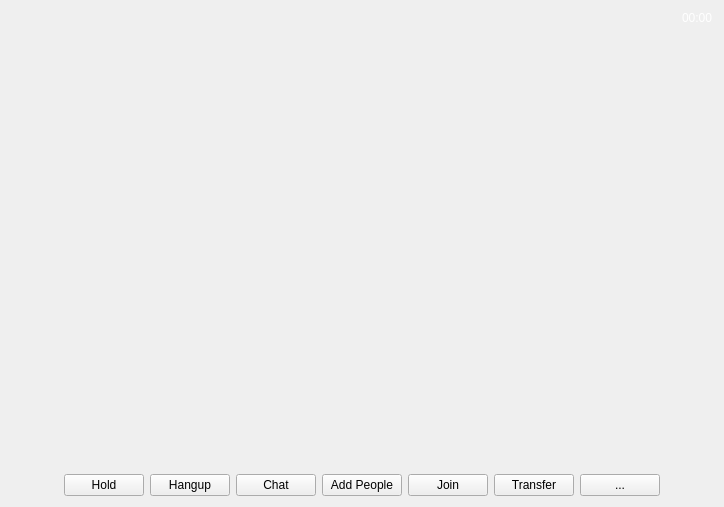
Before: the Qt Designer form videooverlay.ui in savoirfairelinux/jami-client-windows, drawn with Qt 5.
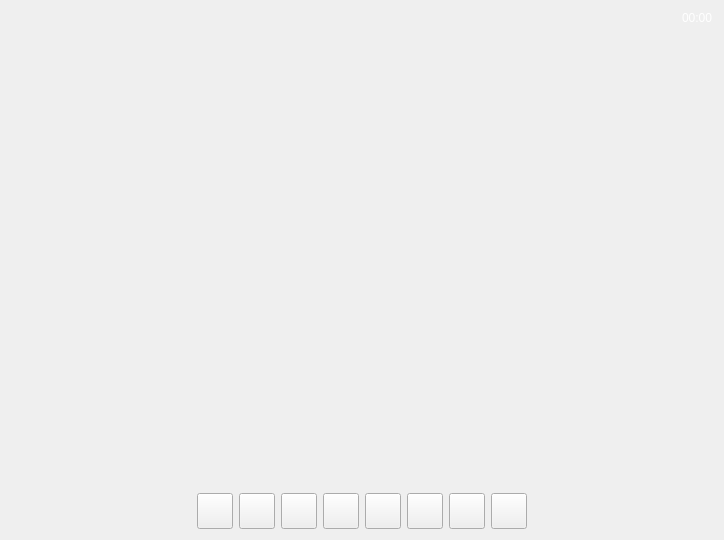
After: the same form once the commit is applied.

Patch:
```diff
--- a/videooverlay.ui
+++ b/videooverlay.ui
@@ -7,7 +7,7 @@
     <x>0</x>
     <y>0</y>
     <width>724</width>
-    <height>507</height>
+    <height>540</height>
    </rect>
   </property>
   <property name="sizePolicy">
@@ -23,27 +23,7 @@
    <string/>
   </property>
   <layout class="QGridLayout" name="gridLayout">
-   <item row="1" column="8">
-    <spacer name="horizontalSpacer_2">
-     <property name="orientation">
-      <enum>Qt::Horizontal</enum>
-     </property>
-     <property name="sizeHint" stdset="0">
-      <size>
-       <width>40</width>
-       <height>20</height>
-      </size>
-     </property>
-    </spacer>
-   </item>
-   <item row="1" column="2">
-    <widget class="QPushButton" name="hangupButton">
-     <property name="text">
-      <string>Hangup</string>
-     </property>
-    </widget>
-   </item>
-   <item row="0" column="8" alignment="Qt::AlignRight|Qt::AlignTop">
+   <item row="0" column="10" alignment="Qt::AlignRight|Qt::AlignTop">
     <widget class="QLabel" name="timerLabel">
      <property name="palette">
       <palette>
@@ -87,68 +67,110 @@
      </property>
     </widget>
    </item>
-   <item row="1" column="4">
+   <item row="1" column="5">
     <widget class="QPushButton" name="addPersonButton">
+     <property name="minimumSize">
+      <size>
+       <width>36</width>
+       <height>36</height>
+      </size>
+     </property>
+     <property name="maximumSize">
+      <size>
+       <width>36</width>
+       <height>36</height>
+      </size>
+     </property>
      <property name="text">
-      <string>Add People</string>
+      <string/>
+     </property>
+    </widget>
+   </item>
+   <item row="1" column="9">
+    <widget class="QPushButton" name="noVideoButton">
+     <property name="sizePolicy">
+      <sizepolicy hsizetype="Minimum" vsizetype="Minimum">
+       <horstretch>0</horstretch>
+       <verstretch>0</verstretch>
+      </sizepolicy>
+     </property>
+     <property name="minimumSize">
+      <size>
+       <width>36</width>
+       <height>36</height>
+      </size>
+     </property>
+     <property name="maximumSize">
+      <size>
+       <width>36</width>
+       <height>36</height>
+      </size>
+     </property>
+     <property name="text">
+      <string/>
+     </property>
+     <property name="checkable">
+      <bool>true</bool>
      </property>
     </widget>
    </item>
    <item row="1" column="7">
-    <widget class="QPushButton" name="moreButton">
+    <widget class="QPushButton" name="transferButton">
+     <property name="minimumSize">
+      <size>
+       <width>36</width>
+       <height>36</height>
+      </size>
+     </property>
+     <property name="maximumSize">
+      <size>
+       <width>36</width>
+       <height>36</height>
+      </size>
+     </property>
      <property name="text">
-      <string>...</string>
+      <string/>
      </property>
     </widget>
    </item>
-   <item row="0" column="0" alignment="Qt::AlignTop">
-    <widget class="QLabel" name="nameLabel">
-     <property name="palette">
-      <palette>
-       <active>
-        <colorrole role="WindowText">
-         <brush brushstyle="SolidPattern">
-          <color alpha="255">
-           <red>255</red>
-           <green>255</green>
-           <blue>255</blue>
-          </color>
-         </brush>
-        </colorrole>
-       </active>
-       <inactive>
-        <colorrole role="WindowText">
-         <brush brushstyle="SolidPattern">
-          <color alpha="255">
-           <red>255</red>
-           <green>255</green>
-           <blue>255</blue>
-          </color>
-         </brush>
-        </colorrole>
-       </inactive>
-       <disabled>
-        <colorrole role="WindowText">
-         <brush brushstyle="SolidPattern">
-          <color alpha="255">
-           <red>143</red>
-           <green>146</green>
-           <blue>147</blue>
-          </color>
-         </brush>
-        </colorrole>
-       </disabled>
-      </palette>
+   <item row="1" column="2">
+    <widget class="QPushButton" name="holdButton">
+     <property name="minimumSize">
+      <size>
+       <width>36</width>
+       <height>36</height>
+      </size>
      </property>
+     <property name="maximumSize">
+      <size>
+       <width>36</width>
+       <height>36</height>
+      </size>
+     </property>
      <property name="text">
       <string/>
      </property>
+     <property name="checkable">
+      <bool>true</bool>
+     </property>
     </widget>
    </item>
-   <item row="1" column="3">
+   <item row="1" column="4">
     <widget class="QPushButton" name="chatButton">
+     <property name="minimumSize">
+      <size>
+       <width>36</width>
+       <height>36</height>
+      </size>
+     </property>
+     <property name="maximumSize">
+      <size>
+       <width>36</width>
+       <height>36</height>
+      </size>
+     </property>
      <property name="text">
-      <string>Chat</string>
+      <string/>
      </property>
     </widget>
    </item>
@@ -165,27 +187,126 @@
      </property>
     </spacer>
    </item>
-   <item row="1" column="1">
-    <widget class="QPushButton" name="holdButton">
+   <item row="1" column="8">
+    <widget class="QPushButton" name="noMicButton">
+     <property name="sizePolicy">
+      <sizepolicy hsizetype="Minimum" vsizetype="Minimum">
+       <horstretch>0</horstretch>
+       <verstretch>0</verstretch>
+      </sizepolicy>
+     </property>
+     <property name="minimumSize">
+      <size>
+       <width>36</width>
+       <height>36</height>
+      </size>
+     </property>
+     <property name="maximumSize">
+      <size>
+       <width>36</width>
+       <height>36</height>
+      </size>
+     </property>
      <property name="text">
-      <string>Hold</string>
+      <string/>
      </property>
      <property name="checkable">
       <bool>true</bool>
      </property>
     </widget>
    </item>
+   <item row="0" column="0" alignment="Qt::AlignTop">
+    <widget class="QLabel" name="nameLabel">
+     <property name="palette">
+      <palette>
+       <active>
+        <colorrole role="WindowText">
+         <brush brushstyle="SolidPattern">
+          <color alpha="255">
+           <red>255</red>
+           <green>255</green>
+           <blue>255</blue>
+          </color>
+         </brush>
+        </colorrole>
+       </active>
+       <inactive>
+        <colorrole role="WindowText">
+         <brush brushstyle="SolidPattern">
+          <color alpha="255">
+           <red>255</red>
+           <green>255</green>
+           <blue>255</blue>
+          </color>
+         </brush>
+        </colorrole>
+       </inactive>
+       <disabled>
+        <colorrole role="WindowText">
+         <brush brushstyle="SolidPattern">
+          <color alpha="255">
+           <red>143</red>
+           <green>146</green>
+           <blue>147</blue>
+          </color>
+         </brush>
+        </colorrole>
+       </disabled>
+      </palette>
+     </property>
+     <property name="text">
+      <string/>
+     </property>
+    </widget>
+   </item>
    <item row="1" column="6">
-    <widget class="QPushButton" name="transferButton">
-     <property name="text">
-      <string>Transfer</string>
-     </property>
-    </widget>
-   </item>
-   <item row="1" column="5">
     <widget class="QPushButton" name="joinButton">
+     <property name="minimumSize">
+      <size>
+       <width>36</width>
+       <height>36</height>
+      </size>
+     </property>
+     <property name="maximumSize">
+      <size>
+       <width>36</width>
+       <height>36</height>
+      </size>
+     </property>
      <property name="text">
-      <string>Join</string>
+      <string/>
+     </property>
+    </widget>
+   </item>
+   <item row="1" column="10">
+    <spacer name="horizontalSpacer_2">
+     <property name="orientation">
+      <enum>Qt::Horizontal</enum>
+     </property>
+     <property name="sizeHint" stdset="0">
+      <size>
+       <width>40</width>
+       <height>20</height>
+      </size>
+     </property>
+    </spacer>
+   </item>
+   <item row="1" column="1">
+    <widget class="QPushButton" name="hangupButton">
+     <property name="minimumSize">
+      <size>
+       <width>36</width>
+       <height>36</height>
+      </size>
+     </property>
+     <property name="maximumSize">
+      <size>
+       <width>36</width>
+       <height>36</height>
+      </size>
+     </property>
+     <property name="text">
+      <string/>
      </property>
     </widget>
    </item>
```
